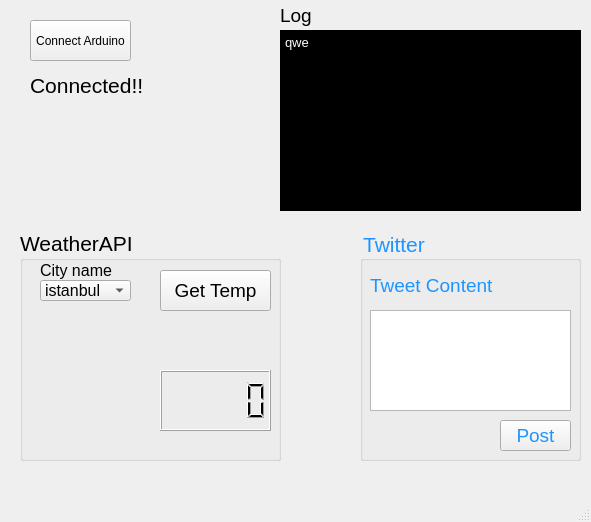
First picture: the form in MainWindow.ui, repository avni25/twit-ard-con, before the edit.
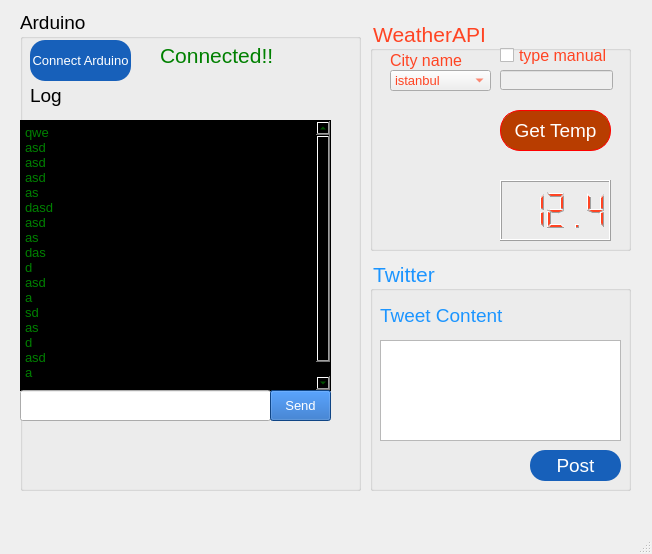
Second picture: the form after the edit. Icons and pictures are not drawn.

```diff
--- a/MainWindow.ui
+++ b/MainWindow.ui
@@ -6,8 +6,8 @@
    <rect>
     <x>0</x>
     <y>0</y>
-    <width>591</width>
-    <height>522</height>
+    <width>652</width>
+    <height>554</height>
    </rect>
   </property>
   <property name="windowTitle">
@@ -17,9 +17,9 @@
    <widget class="QGroupBox" name="groupBox">
     <property name="geometry">
      <rect>
-      <x>360</x>
-      <y>230</y>
-      <width>221</width>
+      <x>370</x>
+      <y>260</y>
+      <width>261</width>
       <height>231</height>
      </rect>
     </property>
@@ -38,9 +38,9 @@
     <widget class="QPushButton" name="btn_post">
      <property name="geometry">
       <rect>
-       <x>140</x>
+       <x>160</x>
        <y>190</y>
-       <width>71</width>
+       <width>91</width>
        <height>31</height>
       </rect>
      </property>
@@ -52,6 +52,22 @@
      <property name="toolTip">
       <string extracomment="post tweet"/>
      </property>
+     <property name="styleSheet">
+      <string notr="true">QPushButton{	
+	background-color: rgb(23, 96, 186);
+	color: white;
+	border-radius: 15px;
+	cursor: pointer;
+	
+}
+
+QPushButton:hover
+{   
+	background-color: rgb(34, 178, 255);
+	cursor: pointer;
+}
+</string>
+     </property>
      <property name="text">
       <string>Post</string>
      </property>
@@ -79,7 +95,7 @@
       <rect>
        <x>10</x>
        <y>80</y>
-       <width>201</width>
+       <width>241</width>
        <height>101</height>
       </rect>
      </property>
@@ -92,42 +108,11 @@
      </property>
     </widget>
    </widget>
-   <widget class="QPushButton" name="pushButton">
+   <widget class="QGroupBox" name="group_weatherapi">
     <property name="geometry">
      <rect>
-      <x>30</x>
+      <x>370</x>
       <y>20</y>
-      <width>101</width>
-      <height>41</height>
-     </rect>
-    </property>
-    <property name="text">
-     <string>Connect Arduino</string>
-    </property>
-   </widget>
-   <widget class="QLabel" name="label_2">
-    <property name="geometry">
-     <rect>
-      <x>30</x>
-      <y>70</y>
-      <width>131</width>
-      <height>31</height>
-     </rect>
-    </property>
-    <property name="font">
-     <font>
-      <pointsize>16</pointsize>
-     </font>
-    </property>
-    <property name="text">
-     <string>Connected!!</string>
-    </property>
-   </widget>
-   <widget class="QGroupBox" name="groupBox_2">
-    <property name="geometry">
-     <rect>
-      <x>20</x>
-      <y>230</y>
       <width>261</width>
       <height>231</height>
      </rect>
@@ -137,31 +122,46 @@
       <pointsize>16</pointsize>
      </font>
     </property>
+    <property name="cursor">
+     <cursorShape>ArrowCursor</cursorShape>
+    </property>
+    <property name="focusPolicy">
+     <enum>Qt::NoFocus</enum>
+    </property>
+    <property name="styleSheet">
+     <string notr="true">color: rgb(255, 68, 35);</string>
+    </property>
     <property name="title">
      <string>WeatherAPI</string>
     </property>
-    <widget class="QLCDNumber" name="lcdNumber">
+    <widget class="QLCDNumber" name="lcd_result">
      <property name="geometry">
       <rect>
-       <x>140</x>
-       <y>140</y>
+       <x>130</x>
+       <y>160</y>
        <width>111</width>
        <height>61</height>
       </rect>
      </property>
+     <property name="smallDecimalPoint">
+      <bool>false</bool>
+     </property>
+     <property name="value" stdset="0">
+      <double>12.400000000000000</double>
+     </property>
     </widget>
     <widget class="QComboBox" name="comboBox">
      <property name="geometry">
       <rect>
        <x>20</x>
        <y>50</y>
-       <width>91</width>
+       <width>101</width>
        <height>21</height>
       </rect>
      </property>
      <property name="font">
       <font>
-       <pointsize>12</pointsize>
+       <pointsize>10</pointsize>
       </font>
      </property>
      <item>
@@ -169,7 +169,58 @@
        <string>istanbul</string>
       </property>
       <property name="icon">
-       <iconset theme="dark"/>
+       <iconset theme="dark">
+        <normaloff>.</normaloff>.</iconset>
+      </property>
+     </item>
+     <item>
+      <property name="text">
+       <string>bursa</string>
+      </property>
+     </item>
+     <item>
+      <property name="text">
+       <string>antalya</string>
+      </property>
+     </item>
+     <item>
+      <property name="text">
+       <string>berlin</string>
+      </property>
+     </item>
+     <item>
+      <property name="text">
+       <string>london</string>
+      </property>
+     </item>
+     <item>
+      <property name="text">
+       <string>moscow</string>
+      </property>
+     </item>
+     <item>
+      <property name="text">
+       <string>paris</string>
+      </property>
+     </item>
+     <item>
+      <property name="text">
+       <string>sydney</string>
+      </property>
+     </item>
+     <item>
+      <property name="text">
+       <string>cape town</string>
+      </property>
+     </item>
+     <item>
+      <property name="text">
+       <string>madrid</string>
+      </property>
+     </item>
+     <item>
+      <property name="text">
+       <string>prague</string>
       </property>
      </item>
     </widget>
@@ -191,11 +242,11 @@
       <string>City name</string>
      </property>
     </widget>
-    <widget class="QPushButton" name="pushButton_2">
+    <widget class="QPushButton" name="btn_temp">
      <property name="geometry">
       <rect>
-       <x>140</x>
-       <y>40</y>
+       <x>130</x>
+       <y>90</y>
        <width>111</width>
        <height>41</height>
       </rect>
@@ -205,43 +256,90 @@
        <pointsize>14</pointsize>
       </font>
      </property>
+     <property name="cursor">
+      <cursorShape>PointingHandCursor</cursorShape>
+     </property>
+     <property name="styleSheet">
+      <string notr="true">QPushButton{
+	background-color: rgb(184, 61, 0);
+	color: white;
+	border-radius: 20px;
+	cursor: pointer;
+	border: 1px solid red;
+}
+
+QPushButton:hover
+{   
+	background-color: rgb(255, 114, 44);
+	cursor: pointer;
+}
+
+</string>
+     </property>
      <property name="text">
       <string>Get Temp</string>
      </property>
+     <property name="shortcut">
+      <string extracomment="qwe"/>
+     </property>
+     <property name="checkable">
+      <bool>false</bool>
+     </property>
+     <property name="checked">
+      <bool>false</bool>
+     </property>
+     <property name="autoDefault">
+      <bool>false</bool>
+     </property>
+     <property name="default">
+      <bool>false</bool>
+     </property>
+     <property name="flat">
+      <bool>false</bool>
+     </property>
     </widget>
+    <widget class="QCheckBox" name="checkBox_manual">
+     <property name="geometry">
+      <rect>
+       <x>130</x>
+       <y>20</y>
+       <width>121</width>
+       <height>31</height>
+      </rect>
+     </property>
+     <property name="font">
+      <font>
+       <pointsize>12</pointsize>
+      </font>
+     </property>
+     <property name="text">
+      <string>type manual</string>
+     </property>
+    </widget>
+    <widget class="QLineEdit" name="lineEdit_2">
+     <property name="enabled">
+      <bool>false</bool>
+     </property>
+     <property name="geometry">
+      <rect>
+       <x>130</x>
+       <y>50</y>
+       <width>113</width>
+       <height>20</height>
+      </rect>
+     </property>
+     <property name="readOnly">
+      <bool>false</bool>
+     </property>
+    </widget>
    </widget>
-   <widget class="QPlainTextEdit" name="plainTextEdit">
+   <widget class="QGroupBox" name="group_arduino">
     <property name="geometry">
      <rect>
-      <x>280</x>
-      <y>30</y>
-      <width>301</width>
-      <height>181</height>
-     </rect>
-    </property>
-    <property name="font">
-     <font>
-      <pointsize>10</pointsize>
-     </font>
-    </property>
-    <property name="styleSheet">
-     <string notr="true">color: white;
-background-color: black;</string>
-    </property>
-    <property name="frameShadow">
-     <enum>QFrame::Sunken</enum>
-    </property>
-    <property name="plainText">
-     <string>qwe</string>
-    </property>
-   </widget>
-   <widget class="QLabel" name="label_4">
-    <property name="geometry">
-     <rect>
-      <x>280</x>
-      <y>0</y>
-      <width>101</width>
-      <height>31</height>
+      <x>20</x>
+      <y>10</y>
+      <width>341</width>
+      <height>481</height>
      </rect>
     </property>
     <property name="font">
@@ -249,9 +347,179 @@
       <pointsize>14</pointsize>
      </font>
     </property>
-    <property name="text">
-     <string>Log</string>
+    <property name="styleSheet">
+     <string notr="true"/>
     </property>
+    <property name="title">
+     <string>Arduino</string>
+    </property>
+    <widget class="QPushButton" name="btn_connect_arduino">
+     <property name="geometry">
+      <rect>
+       <x>10</x>
+       <y>30</y>
+       <width>101</width>
+       <height>41</height>
+      </rect>
+     </property>
+     <property name="font">
+      <font>
+       <pointsize>10</pointsize>
+      </font>
+     </property>
+     <property name="cursor">
+      <cursorShape>PointingHandCursor</cursorShape>
+     </property>
+     <property name="styleSheet">
+      <string notr="true">QPushButton{	
+	background-color: rgb(23, 96, 186);
+	color: white;
+	border-radius: 15px;
+	cursor: pointer;
+	
+}
+
+QPushButton:hover
+{   
+	background-color: rgb(34, 178, 255);
+	cursor: pointer;
+}</string>
+     </property>
+     <property name="text">
+      <string>Connect Arduino</string>
+     </property>
+    </widget>
+    <widget class="QPlainTextEdit" name="textedit_log">
+     <property name="geometry">
+      <rect>
+       <x>0</x>
+       <y>110</y>
+       <width>311</width>
+       <height>271</height>
+      </rect>
+     </property>
+     <property name="font">
+      <font>
+       <pointsize>10</pointsize>
+      </font>
+     </property>
+     <property name="styleSheet">
+      <string notr="true">color: green;
+background-color: black;</string>
+     </property>
+     <property name="frameShadow">
+      <enum>QFrame::Sunken</enum>
+     </property>
+     <property name="plainText">
+      <string>qwe
+asd
+asd
+asd
+as
+dasd
+asd
+as
+das
+d
+asd
+a
+sd
+as
+d
+asd
+a
+</string>
+     </property>
+    </widget>
+    <widget class="QLineEdit" name="lineEdit_log">
+     <property name="geometry">
+      <rect>
+       <x>0</x>
+       <y>380</y>
+       <width>251</width>
+       <height>31</height>
+      </rect>
+     </property>
+     <property name="font">
+      <font>
+       <pointsize>12</pointsize>
+      </font>
+     </property>
+    </widget>
+    <widget class="QLabel" name="lbl_connecton_status">
+     <property name="geometry">
+      <rect>
+       <x>140</x>
+       <y>30</y>
+       <width>131</width>
+       <height>31</height>
+      </rect>
+     </property>
+     <property name="font">
+      <font>
+       <pointsize>16</pointsize>
+      </font>
+     </property>
+     <property name="styleSheet">
+      <string notr="true">color:green</string>
+     </property>
+     <property name="text">
+      <string>Connected!!</string>
+     </property>
+    </widget>
+    <widget class="QLabel" name="label_4">
+     <property name="geometry">
+      <rect>
+       <x>10</x>
+       <y>70</y>
+       <width>101</width>
+       <height>31</height>
+      </rect>
+     </property>
+     <property name="font">
+      <font>
+       <pointsize>14</pointsize>
+      </font>
+     </property>
+     <property name="text">
+      <string>Log</string>
+     </property>
+    </widget>
+    <widget class="QPushButton" name="btn_send">
+     <property name="geometry">
+      <rect>
+       <x>250</x>
+       <y>380</y>
+       <width>61</width>
+       <height>31</height>
+      </rect>
+     </property>
+     <property name="font">
+      <font>
+       <pointsize>10</pointsize>
+      </font>
+     </property>
+     <property name="cursor">
+      <cursorShape>PointingHandCursor</cursorShape>
+     </property>
+     <property name="styleSheet">
+      <string notr="true">QPushButton{	
+	background-color: rgb(23, 96, 186);
+	color: white;	
+	cursor: pointer;
+	
+}
+
+QPushButton:hover
+{   
+	background-color: rgb(34, 178, 255);
+	cursor: pointer;
+}</string>
+     </property>
+     <property name="text">
+      <string>Send</string>
+     </property>
+    </widget>
    </widget>
   </widget>
   <widget class="QMenuBar" name="menubar">
```
Left out of the diff: 10 changed lines with no effect on the pictures.
